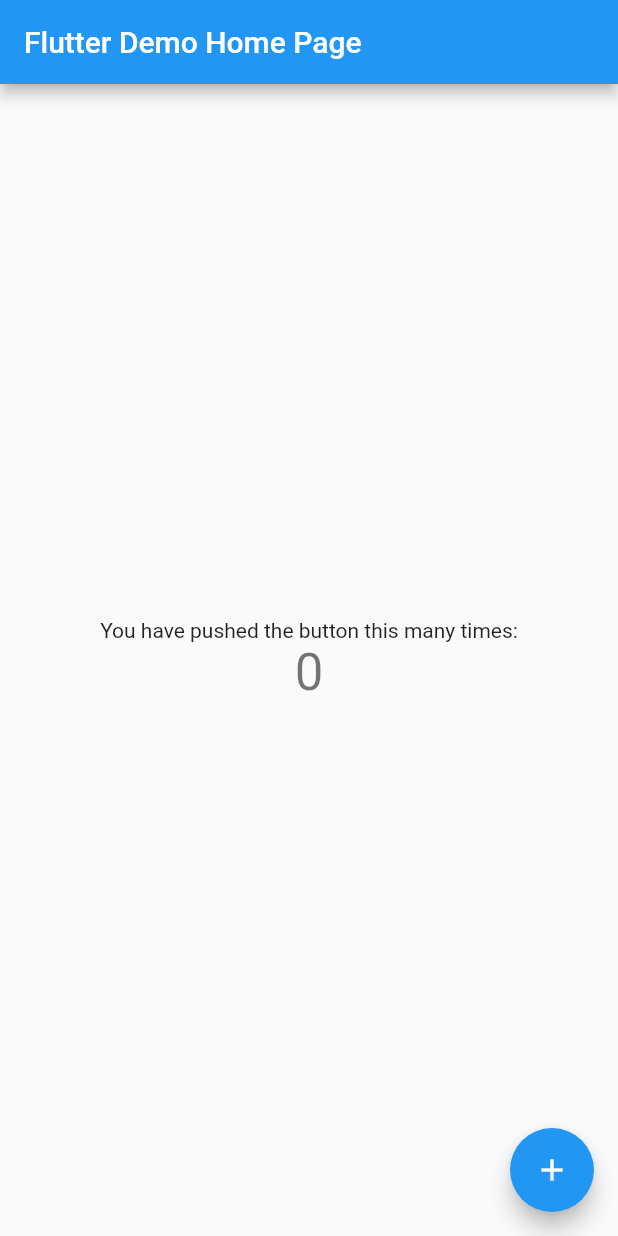
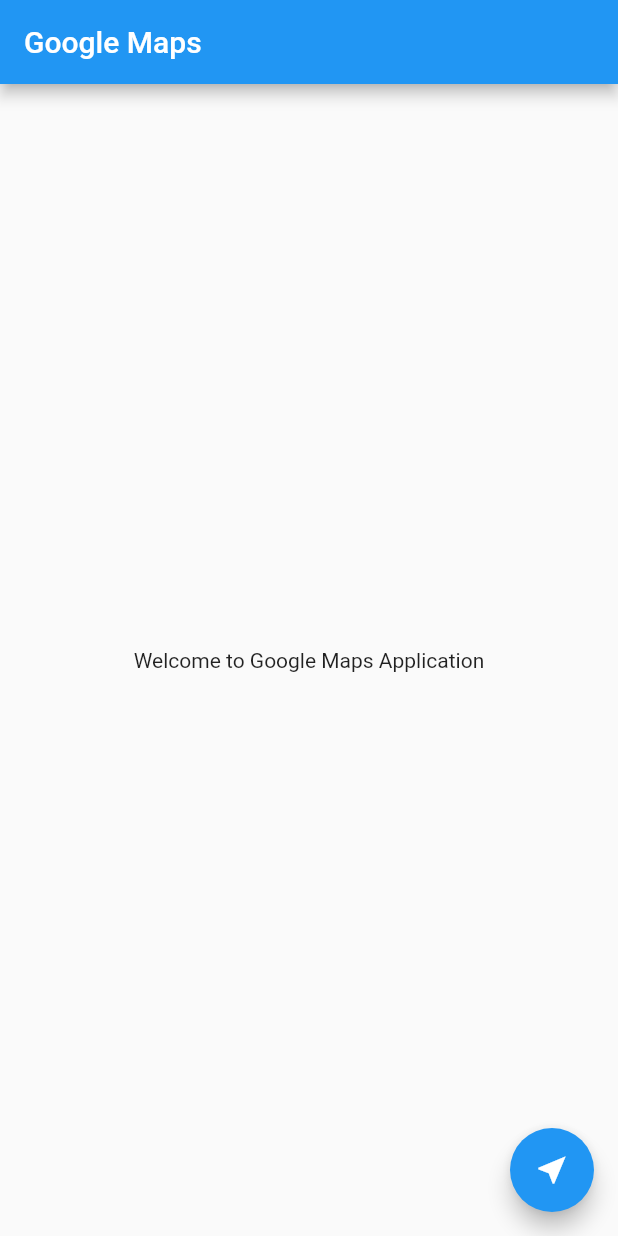
Before and after one commit to oomnk/project-091-175, a Flutter app: the screen it shows after launch, on a phone screen of 412 x 824 dp. Run offline on Flutter 3.47's test engine with Material 2 defaults, Android fonts, the phone set to English and light mode, and no system bars.

Commit message:
botton to go go map page

```diff
--- a/lib/main.dart
+++ b/lib/main.dart
@@ -1,73 +1,57 @@
 import 'package:flutter/material.dart';
+import 'package:project/pages/map.dart';
 
 void main() {
-  runApp(const MyApp());
+  runApp(MyApp());
 }
 
 class MyApp extends StatelessWidget {
-  const MyApp({Key? key}) : super(key: key);
-
-  // This widget is the root of your application.
   @override
   Widget build(BuildContext context) {
     return MaterialApp(
       title: 'Flutter Demo',
       theme: ThemeData(
         primarySwatch: Colors.blue,
+        visualDensity: VisualDensity.adaptivePlatformDensity,
       ),
-      home: const MyHomePage(title: 'Flutter Demo Home Page'),
+      home: MyHomePage(title: 'Flutter Google Maps'),
     );
   }
 }
 
 class MyHomePage extends StatefulWidget {
-  const MyHomePage({Key? key, required this.title}) : super(key: key);
+  MyHomePage({Key? key, this.title}) : super(key: key);
 
-
-  final String title;
+  final String? title;
 
   @override
-  State<MyHomePage> createState() => _MyHomePageState();
+  _MyHomePageState createState() => _MyHomePageState();
 }
 
 class _MyHomePageState extends State<MyHomePage> {
-  int _counter = 0;
-
-  void _incrementCounter() {
-    setState(() {
-
-      _counter++;
-    });
-  }
-
   @override
   Widget build(BuildContext context) {
-
     return Scaffold(
       appBar: AppBar(
-
-        title: Text(widget.title),
+        title: Text("Google Maps"),
       ),
       body: Center(
-
         child: Column(
-
           mainAxisAlignment: MainAxisAlignment.center,
           children: <Widget>[
-            const Text(
-              'You have pushed the button this many times:',
-            ),
             Text(
-              '$_counter',
-              style: Theme.of(context).textTheme.headline4,
+              'Welcome to Google Maps Application',
             ),
           ],
         ),
       ),
       floatingActionButton: FloatingActionButton(
-        onPressed: _incrementCounter,
+        onPressed: () {
+          Navigator.push(
+              context, MaterialPageRoute(builder: (context) => MapsPage()));
+        },
         tooltip: 'Increment',
-        child: const Icon(Icons.add),
+        child: Icon(Icons.near_me),
       ),
     );
   }
```
